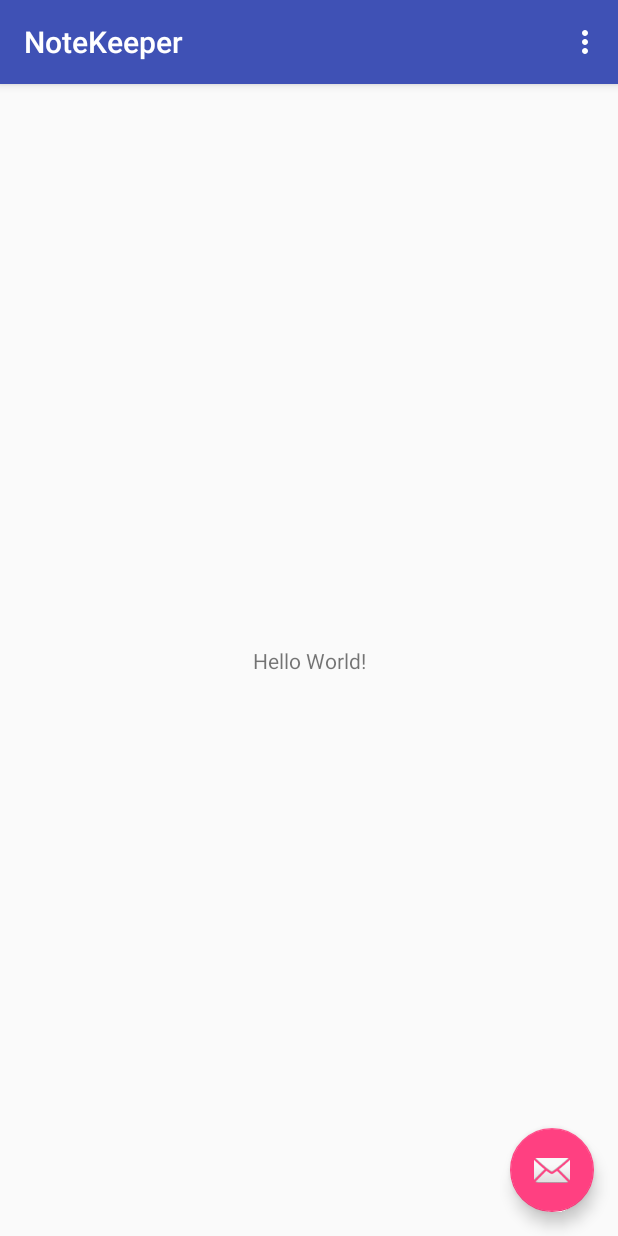
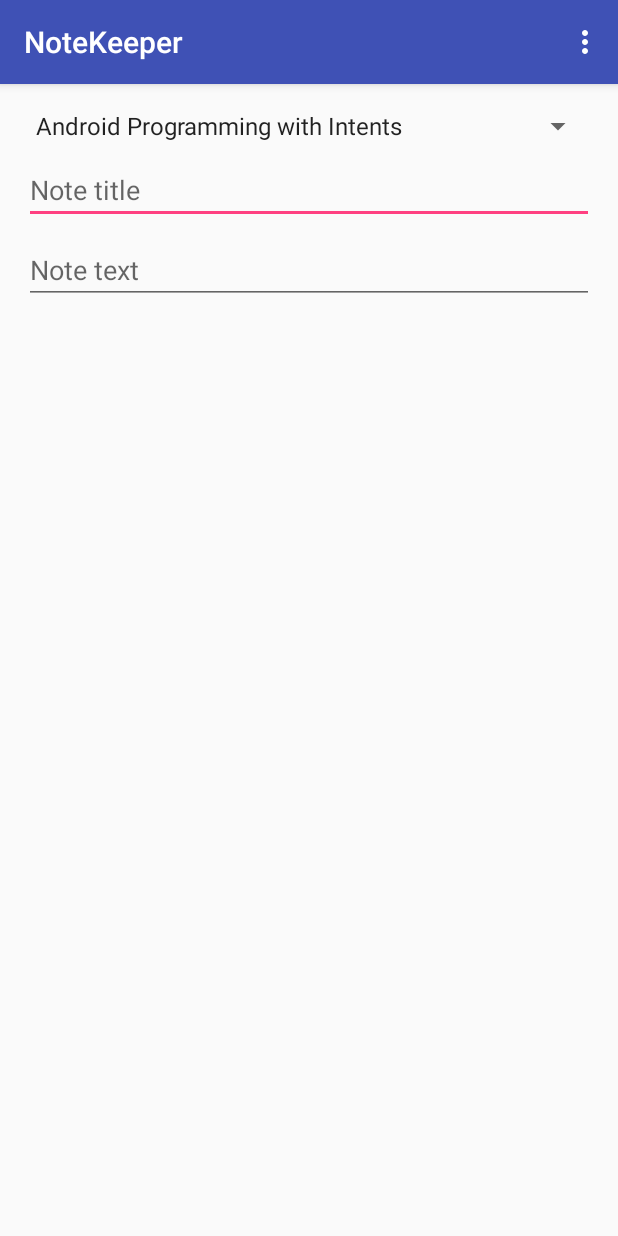
Before and after one commit to Lewy17/NoteKeeper, an Android app: the screen it shows after launch (NoteActivity), on a phone screen of 412 x 824 dp. Run offline under Robolectric (Android 15) with nearby library versions, the phone set to English and light mode, and no system bars.

Commit message:
Modified default layouts. Added a Constraint layout.

```diff
--- /dev/null
+++ b/NoteKeeper/app/src/main/java/understanding_android_application_basics/pluralsightcourse/com/notekeeper/CourseInfo.java
@@ -0,0 +1,77 @@
+package understanding_android_application_basics.pluralsightcourse.com.notekeeper;
+
+import android.database.Cursor;
+import android.os.Parcel;
+import android.os.Parcelable;
+
+import java.util.ArrayList;
+import java.util.List;
+
+
+public final class CourseInfo {
+    private final String mCourseId;
+    private final String mTitle;
+    private final List<ModuleInfo> mModules;
+
+    public CourseInfo(String courseId, String title, List<ModuleInfo> modules) {
+        mCourseId = courseId;
+        mTitle = title;
+        mModules = modules;
+    }
+
+    public String getCourseId() {
+        return mCourseId;
+    }
+
+    public String getTitle() {
+        return mTitle;
+    }
+
+    public List<ModuleInfo> getModules() {
+        return mModules;
+    }
+
+    public boolean[] getModulesCompletionStatus() {
+        boolean[] status = new boolean[mModules.size()];
+
+        for(int i=0; i < mModules.size(); i++)
+            status[i] = mModules.get(i).isComplete();
+
+        return status;
+    }
+
+    public void setModulesCompletionStatus(boolean[] status) {
+        for(int i=0; i < mModules.size(); i++)
+            mModules.get(i).setComplete(status[i]);
+    }
+
+    public ModuleInfo getModule(String moduleId) {
+        for(ModuleInfo moduleInfo: mModules) {
+            if(moduleId.equals(moduleInfo.getModuleId()))
+                return moduleInfo;
+        }
+        return null;
+    }
+
+    @Override
+    public String toString() {
+        return mTitle;
+    }
+
+    @Override
+    public boolean equals(Object o) {
+        if (this == o) return true;
+        if (o == null || getClass() != o.getClass()) return false;
+
+        CourseInfo that = (CourseInfo) o;
+
+        return mCourseId.equals(that.mCourseId);
+
+    }
+
+    @Override
+    public int hashCode() {
+        return mCourseId.hashCode();
+    }
+
+}
--- /dev/null
+++ b/NoteKeeper/app/src/main/java/understanding_android_application_basics/pluralsightcourse/com/notekeeper/DataManager.java
@@ -0,0 +1,195 @@
+package understanding_android_application_basics.pluralsightcourse.com.notekeeper;
+
+import java.util.ArrayList;
+import java.util.List;
+
+
+public class DataManager {
+    private static DataManager ourInstance = null;
+
+    private List<CourseInfo> mCourses = new ArrayList<>();
+    private List<NoteInfo> mNotes = new ArrayList<>();
+
+    public static DataManager getInstance() {
+        if(ourInstance == null) {
+            ourInstance = new DataManager();
+            ourInstance.initializeCourses();
+            ourInstance.initializeExampleNotes();
+        }
+        return ourInstance;
+    }
+
+    public String getCurrentUserName() {
+        return "Roman Sloan";
+    }
+
+    public String getCurrentUserEmail() {
+        return "roman@gmail.com";
+    }
+
+    public List<NoteInfo> getNotes() {
+        return mNotes;
+    }
+
+    public int createNewNote() {
+        NoteInfo note = new NoteInfo(null, null, null);
+        mNotes.add(note);
+        return mNotes.size() - 1;
+    }
+
+    public int findNote(NoteInfo note) {
+        for(int index = 0; index < mNotes.size(); index++) {
+            if(note.equals(mNotes.get(index)))
+                return index;
+        }
+
+        return -1;
+    }
+
+    public void removeNote(int index) {
+        mNotes.remove(index);
+    }
+
+    public List<CourseInfo> getCourses() {
+        return mCourses;
+    }
+
+    public CourseInfo getCourse(String id) {
+        for (CourseInfo course : mCourses) {
+            if (id.equals(course.getCourseId()))
+                return course;
+        }
+        return null;
+    }
+
+    public List<NoteInfo> getNotes(CourseInfo course) {
+        ArrayList<NoteInfo> notes = new ArrayList<>();
+        for(NoteInfo note:mNotes) {
+            if(course.equals(note.getCourse()))
+                notes.add(note);
+        }
+        return notes;
+    }
+
+    public int getNoteCount(CourseInfo course) {
+        int count = 0;
+        for(NoteInfo note:mNotes) {
+            if(course.equals(note.getCourse()))
+                count++;
+        }
+        return count;
+    }
+
+    private DataManager() {
+    }
+
+    //region Initialization code
+
+    private void initializeCourses() {
+        mCourses.add(initializeCourse1());
+        mCourses.add(initializeCourse2());
+        mCourses.add(initializeCourse3());
+        mCourses.add(initializeCourse4());
+    }
+
+    public void initializeExampleNotes() {
+        final DataManager dm = getInstance();
+
+        CourseInfo course = dm.getCourse("android_intents");
+        course.getModule("android_intents_m01").setComplete(true);
+        course.getModule("android_intents_m02").setComplete(true);
+        course.getModule("android_intents_m03").setComplete(true);
+        mNotes.add(new NoteInfo(course, "Dynamic intent resolution",
+                "Wow, intents allow components to be resolved at runtime"));
+        mNotes.add(new NoteInfo(course, "Delegating intents",
+                "PendingIntents are powerful; they delegate much more than just a component invocation"));
+
+        course = dm.getCourse("android_async");
+        course.getModule("android_async_m01").setComplete(true);
+        course.getModule("android_async_m02").setComplete(true);
+        mNotes.add(new NoteInfo(course, "Service default threads",
+                "Did you know that by default an Android Service will tie up the UI thread?"));
+        mNotes.add(new NoteInfo(course, "Long running operations",
+                "Foreground Services can be tied to a notification icon"));
+
+        course = dm.getCourse("java_lang");
+        course.getModule("java_lang_m01").setComplete(true);
+        course.getModule("java_lang_m02").setComplete(true);
+        course.getModule("java_lang_m03").setComplete(true);
+        course.getModule("java_lang_m04").setComplete(true);
+        course.getModule("java_lang_m05").setComplete(true);
+        course.getModule("java_lang_m06").setComplete(true);
+        course.getModule("java_lang_m07").setComplete(true);
+        mNotes.add(new NoteInfo(course, "Parameters",
+                "Leverage variable-length parameter lists"));
+        mNotes.add(new NoteInfo(course, "Anonymous classes",
+                "Anonymous classes simplify implementing one-use types"));
+
+        course = dm.getCourse("java_core");
+        course.getModule("java_core_m01").setComplete(true);
+        course.getModule("java_core_m02").setComplete(true);
+        course.getModule("java_core_m03").setComplete(true);
+        mNotes.add(new NoteInfo(course, "Compiler options",
+                "The -jar option isn't compatible with with the -cp option"));
+        mNotes.add(new NoteInfo(course, "Serialization",
+                "Remember to include SerialVersionUID to assure version compatibility"));
+    }
+
+    private CourseInfo initializeCourse1() {
+        List<ModuleInfo> modules = new ArrayList<>();
+        modules.add(new ModuleInfo("android_intents_m01", "Android Late Binding and Intents"));
+        modules.add(new ModuleInfo("android_intents_m02", "Component activation with intents"));
+        modules.add(new ModuleInfo("android_intents_m03", "Delegation and Callbacks through PendingIntents"));
+        modules.add(new ModuleInfo("android_intents_m04", "IntentFilter data tests"));
+        modules.add(new ModuleInfo("android_intents_m05", "Working with Platform Features Through Intents"));
+
+        return new CourseInfo("android_intents", "Android Programming with Intents", modules);
+    }
+
+    private CourseInfo initializeCourse2() {
+        List<ModuleInfo> modules = new ArrayList<>();
+        modules.add(new ModuleInfo("android_async_m01", "Challenges to a responsive user experience"));
+        modules.add(new ModuleInfo("android_async_m02", "Implementing long-running operations as a service"));
+        modules.add(new ModuleInfo("android_async_m03", "Service lifecycle management"));
+        modules.add(new ModuleInfo("android_async_m04", "Interacting with services"));
+
+        return new CourseInfo("android_async", "Android Async Programming and Services", modules);
+    }
+
+    private CourseInfo initializeCourse3() {
+        List<ModuleInfo> modules = new ArrayList<>();
+        modules.add(new ModuleInfo("java_lang_m01", "Introduction and Setting up Your Environment"));
+        modules.add(new ModuleInfo("java_lang_m02", "Creating a Simple App"));
+        modules.add(new ModuleInfo("java_lang_m03", "Variables, Data Types, and Math Operators"));
+        modules.add(new ModuleInfo("java_lang_m04", "Conditional Logic, Looping, and Arrays"));
+        modules.add(new ModuleInfo("java_lang_m05", "Representing Complex Types with Classes"));
+        modules.add(new ModuleInfo("java_lang_m06", "Class Initializers and Constructors"));
+        modules.add(new ModuleInfo("java_lang_m07", "A Closer Look at Parameters"));
+        modules.add(new ModuleInfo("java_lang_m08", "Class Inheritance"));
+        modules.add(new ModuleInfo("java_lang_m09", "More About Data Types"));
+        modules.add(new ModuleInfo("java_lang_m10", "Exceptions and Error Handling"));
+        modules.add(new ModuleInfo("java_lang_m11", "Working with Packages"));
+        modules.add(new ModuleInfo("java_lang_m12", "Creating Abstract Relationships with Interfaces"));
+        modules.add(new ModuleInfo("java_lang_m13", "Static Members, Nested Types, and Anonymous Classes"));
+
+        return new CourseInfo("java_lang", "Java Fundamentals: The Java Language", modules);
+    }
+
+    private CourseInfo initializeCourse4() {
+        List<ModuleInfo> modules = new ArrayList<>();
+        modules.add(new ModuleInfo("java_core_m01", "Introduction"));
+        modules.add(new ModuleInfo("java_core_m02", "Input and Output with Streams and Files"));
+        modules.add(new ModuleInfo("java_core_m03", "String Formatting and Regular Expressions"));
+        modules.add(new ModuleInfo("java_core_m04", "Working with Collections"));
+        modules.add(new ModuleInfo("java_core_m05", "Controlling App Execution and Environment"));
+        modules.add(new ModuleInfo("java_core_m06", "Capturing Application Activity with the Java Log System"));
+        modules.add(new ModuleInfo("java_core_m07", "Multithreading and Concurrency"));
+        modules.add(new ModuleInfo("java_core_m08", "Runtime Type Information and Reflection"));
+        modules.add(new ModuleInfo("java_core_m09", "Adding Type Metadata with Annotations"));
+        modules.add(new ModuleInfo("java_core_m10", "Persisting Objects with Serialization"));
+
+        return new CourseInfo("java_core", "Java Fundamentals: The Core Platform", modules);
+    }
+    //endregion
+
+}
--- /dev/null
+++ b/NoteKeeper/app/src/main/java/understanding_android_application_basics/pluralsightcourse/com/notekeeper/ModuleInfo.java
@@ -0,0 +1,57 @@
+package understanding_android_application_basics.pluralsightcourse.com.notekeeper;
+
+import android.os.Parcel;
+import android.os.Parcelable;
+
+public final class ModuleInfo {
+    private final String mModuleId;
+    private final String mTitle;
+    private boolean mIsComplete = false;
+
+    public ModuleInfo(String moduleId, String title) {
+        this(moduleId, title, false);
+    }
+
+    public ModuleInfo(String moduleId, String title, boolean isComplete) {
+        mModuleId = moduleId;
+        mTitle = title;
+        mIsComplete = isComplete;
+    }
+
+    public String getModuleId() {
+        return mModuleId;
+    }
+
+    public String getTitle() {
+        return mTitle;
+    }
+
+    public boolean isComplete() {
+        return mIsComplete;
+    }
+
+    public void setComplete(boolean complete) {
+        mIsComplete = complete;
+    }
+
+    @Override
+    public String toString() {
+        return mTitle;
+    }
+
+    @Override
+    public boolean equals(Object o) {
+        if (this == o) return true;
+        if (o == null || getClass() != o.getClass()) return false;
+
+        ModuleInfo that = (ModuleInfo) o;
+
+        return mModuleId.equals(that.mModuleId);
+    }
+
+    @Override
+    public int hashCode() {
+        return mModuleId.hashCode();
+    }
+
+}
--- a/NoteKeeper/app/src/main/java/understanding_android_application_basics/pluralsightcourse/com/notekeeper/NoteActivity.java
+++ b/NoteKeeper/app/src/main/java/understanding_android_application_basics/pluralsightcourse/com/notekeeper/NoteActivity.java
@@ -1,15 +1,18 @@
 package understanding_android_application_basics.pluralsightcourse.com.notekeeper;
 
 import android.os.Bundle;
-import android.support.design.widget.FloatingActionButton;
-import android.support.design.widget.Snackbar;
 import android.support.v7.app.AppCompatActivity;
 import android.support.v7.widget.Toolbar;
-import android.view.View;
 import android.view.Menu;
 import android.view.MenuItem;
+import android.widget.ArrayAdapter;
+import android.widget.Spinner;
+
+import java.util.List;
 
 public class NoteActivity extends AppCompatActivity {
+
+    Spinner spinnerCourses;
 
     @Override
     protected void onCreate(Bundle savedInstanceState) {
@@ -18,14 +21,12 @@ public class NoteActivity extends AppCompatActivity {
         Toolbar toolbar = (Toolbar) findViewById(R.id.toolbar);
         setSupportActionBar(toolbar);
 
-        FloatingActionButton fab = (FloatingActionButton) findViewById(R.id.fab);
-        fab.setOnClickListener(new View.OnClickListener() {
-            @Override
-            public void onClick(View view) {
-                Snackbar.make(view, "Replace with your own action", Snackbar.LENGTH_LONG)
-                        .setAction("Action", null).show();
-            }
-        });
+        spinnerCourses = (Spinner) findViewById(R.id.spinner_courses);
+
+        List<CourseInfo> courses = DataManager.getInstance().getCourses();
+        ArrayAdapter<CourseInfo>adapterCourses = new ArrayAdapter<CourseInfo>(this, android.R.layout.simple_spinner_item, courses);
+        adapterCourses.setDropDownViewResource(android.R.layout.simple_spinner_dropdown_item);
+        spinnerCourses.setAdapter(adapterCourses);
     }
 
     @Override
--- /dev/null
+++ b/NoteKeeper/app/src/main/java/understanding_android_application_basics/pluralsightcourse/com/notekeeper/NoteInfo.java
@@ -0,0 +1,65 @@
+package understanding_android_application_basics.pluralsightcourse.com.notekeeper;
+
+import android.os.Parcel;
+import android.os.Parcelable;
+
+public final class NoteInfo {
+    private CourseInfo mCourse;
+    private String mTitle;
+    private String mText;
+
+    public NoteInfo(CourseInfo course, String title, String text) {
+        mCourse = course;
+        mTitle = title;
+        mText = text;
+    }
+
+    public CourseInfo getCourse() {
+        return mCourse;
+    }
+
+    public void setCourse(CourseInfo course) {
+        mCourse = course;
+    }
+
+    public String getTitle() {
+        return mTitle;
+    }
+
+    public void setTitle(String title) {
+        mTitle = title;
+    }
+
+    public String getText() {
+        return mText;
+    }
+
+    public void setText(String text) {
+        mText = text;
+    }
+
+    private String getCompareKey() {
+        return mCourse.getCourseId() + "|" + mTitle + "|" + mText;
+    }
+
+    @Override
+    public boolean equals(Object o) {
+        if (this == o) return true;
+        if (o == null || getClass() != o.getClass()) return false;
+
+        NoteInfo that = (NoteInfo) o;
+
+        return getCompareKey().equals(that.getCompareKey());
+    }
+
+    @Override
+    public int hashCode() {
+        return getCompareKey().hashCode();
+    }
+
+    @Override
+    public String toString() {
+        return getCompareKey();
+    }
+
+}
--- a/NoteKeeper/app/src/main/res/layout/activity_note.xml
+++ b/NoteKeeper/app/src/main/res/layout/activity_note.xml
@@ -1,5 +1,6 @@
 <?xml version="1.0" encoding="utf-8"?>
-<android.support.design.widget.CoordinatorLayout xmlns:android="http://schemas.android.com/apk/res/android"
+    <android.support.design.widget.CoordinatorLayout
+    xmlns:android="http://schemas.android.com/apk/res/android"
     xmlns:app="http://schemas.android.com/apk/res-auto"
     xmlns:tools="http://schemas.android.com/tools"
     android:layout_width="match_parent"
@@ -16,18 +17,10 @@
             android:layout_width="match_parent"
             android:layout_height="?attr/actionBarSize"
             android:background="?attr/colorPrimary"
-            app:popupTheme="@style/AppTheme.PopupOverlay" />
+            app:popupTheme="@style/AppTheme.PopupOverlay"/>
 
     </android.support.design.widget.AppBarLayout>
 
-    <include layout="@layout/content_note" />
-
-    <android.support.design.widget.FloatingActionButton
-        android:id="@+id/fab"
-        android:layout_width="wrap_content"
-        android:layout_height="wrap_content"
-        android:layout_gravity="bottom|end"
-        android:layout_margin="@dimen/fab_margin"
-        app:srcCompat="@android:drawable/ic_dialog_email" />
+    <include layout="@layout/content_note"/>
 
 </android.support.design.widget.CoordinatorLayout>
--- a/NoteKeeper/app/src/main/res/layout/content_note.xml
+++ b/NoteKeeper/app/src/main/res/layout/content_note.xml
@@ -1,5 +1,6 @@
 <?xml version="1.0" encoding="utf-8"?>
-<android.support.constraint.ConstraintLayout xmlns:android="http://schemas.android.com/apk/res/android"
+<android.support.constraint.ConstraintLayout
+xmlns:android="http://schemas.android.com/apk/res/android"
 xmlns:app="http://schemas.android.com/apk/res-auto"
 xmlns:tools="http://schemas.android.com/tools"
 android:layout_width="match_parent"
@@ -8,13 +9,43 @@
 tools:context="understanding_android_application_basics.pluralsightcourse.com.notekeeper.NoteActivity"
 tools:showIn="@layout/activity_note">
 
-    <TextView
-        android:layout_width="wrap_content"
+    <Spinner
+        android:id="@+id/spinner_courses"
+        android:layout_width="0dp"
         android:layout_height="wrap_content"
-        android:text="Hello World!"
-        app:layout_constraintBottom_toBottomOf="parent"
+        android:layout_marginLeft="16dp"
+        android:layout_marginRight="16dp"
+        android:layout_marginTop="16dp"
         app:layout_constraintLeft_toLeftOf="parent"
         app:layout_constraintRight_toRightOf="parent"
-        app:layout_constraintTop_toTopOf="parent" />
+        app:layout_constraintTop_toTopOf="parent"
+        app:layout_constraintHorizontal_bias="0.0"/>
 
+    <EditText
+        android:id="@+id/text_note_title"
+        android:layout_width="0dp"
+        android:layout_height="wrap_content"
+        android:layout_marginLeft="0dp"
+        android:layout_marginRight="0dp"
+        android:layout_marginTop="8dp"
+        android:ems="10"
+        android:hint="Note title"
+        android:inputType="textMultiLine"
+        app:layout_constraintLeft_toLeftOf="@+id/spinner_courses"
+        app:layout_constraintRight_toRightOf="@+id/spinner_courses"
+        app:layout_constraintTop_toBottomOf="@+id/spinner_courses"/>
+
+    <EditText
+        android:id="@+id/text_note_text"
+        android:layout_width="0dp"
+        android:layout_height="wrap_content"
+        android:layout_marginLeft="0dp"
+        android:layout_marginRight="0dp"
+        android:layout_marginTop="8dp"
+        android:ems="10"
+        android:hint="Note text"
+        android:inputType="textMultiLine"
+        app:layout_constraintLeft_toLeftOf="@+id/text_note_title"
+        app:layout_constraintRight_toRightOf="@+id/text_note_title"
+        app:layout_constraintTop_toBottomOf="@+id/text_note_title"/>
 </android.support.constraint.ConstraintLayout>
```
Lines whose indentation alone changed are shown as unchanged.
